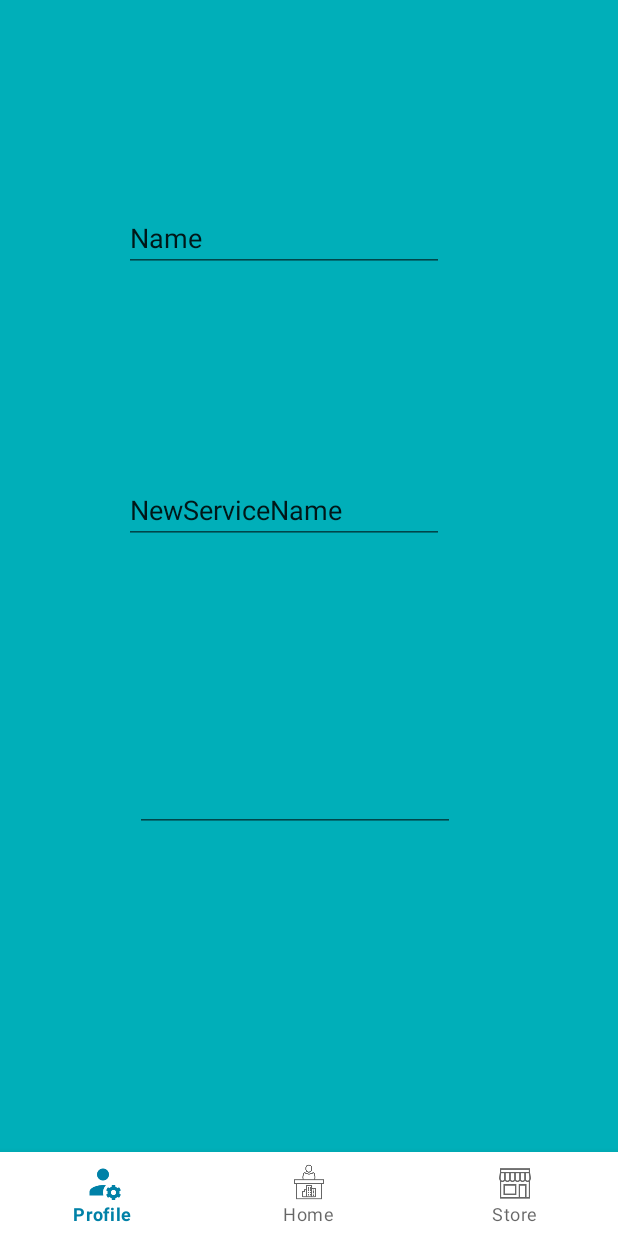
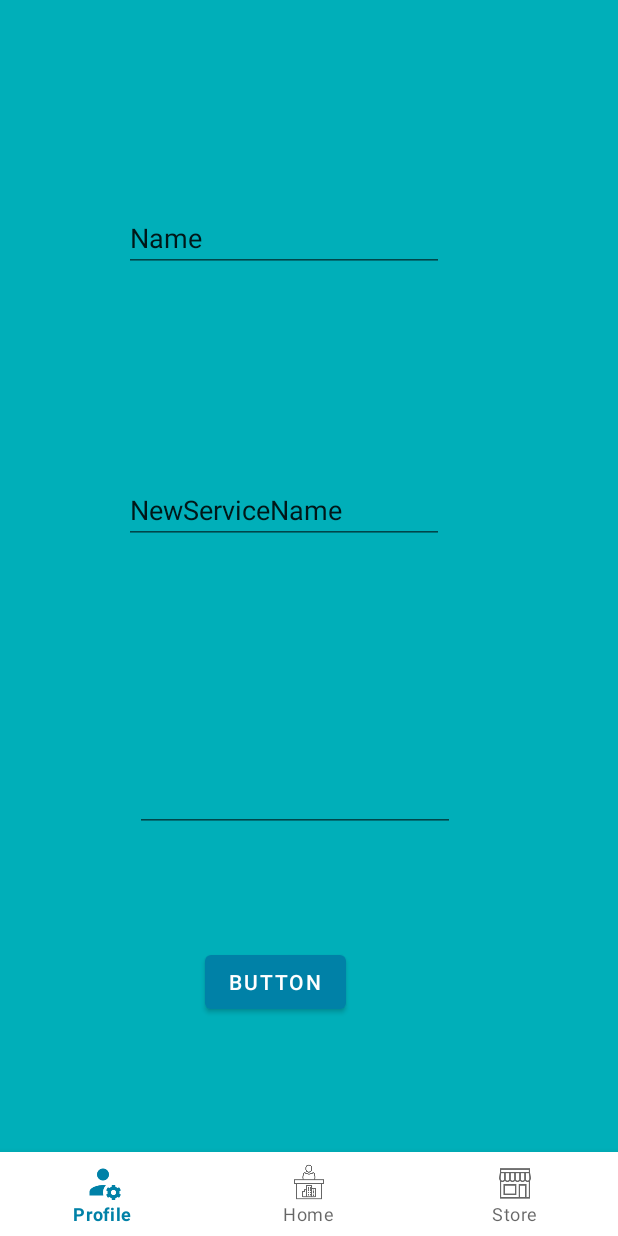
Before and after one commit to ErickMartinez77/CodeRangersAndroid, an Android app: the FormFragment screen opened through its navigation route, on a phone screen of 412 x 824 dp. Run offline under Robolectric (Android 15) with nearby library versions, the phone set to English and light mode, and no system bars; our stand-ins replace Room's generated code, navigation-ui; pictures from the network do not load; 1 statement that could not run was skipped.

Commit message:
form with problem

```diff
--- /dev/null
+++ b/app/src/main/java/edu/upb/coderangersandroid/data/feed/model/PostRequest.kt
@@ -0,0 +1,4 @@
+package edu.upb.coderangersandroid.data.feed.model
+
+class PostRequest (publisher: String, shortDescription: String, imageUrl:String, ownerName: String, phone: String){
+}
--- a/app/src/main/java/edu/upb/coderangersandroid/data/feed/network/FeedAPI.kt
+++ b/app/src/main/java/edu/upb/coderangersandroid/data/feed/network/FeedAPI.kt
@@ -1,5 +1,6 @@
 package edu.upb.coderangersandroid.data.feed.network
 
+import edu.upb.coderangersandroid.data.feed.model.PostRequest
 import edu.upb.coderangersandroid.model.Post
 import retrofit2.http.GET
 import retrofit2.http.POST
@@ -11,4 +12,7 @@ interface FeedAPI {
     @POST("/posts/1928398")
     suspend fun addNewPost(): List<Post>
     //TODO  check the numbers.
+
+    @POST("/register_post")
+    suspend fun post(postRequest: PostRequest)
 }
--- a/app/src/main/java/edu/upb/coderangersandroid/data/feed/network/FeedNetworkController.kt
+++ b/app/src/main/java/edu/upb/coderangersandroid/data/feed/network/FeedNetworkController.kt
@@ -4,4 +4,5 @@ import edu.upb.coderangersandroid.model.Post
 
 interface FeedNetworkController {
     suspend fun getAllPosts(): List<Post>
+    suspend fun post(publisher: String, shortDescription: String, imageUrl:String, ownerName: String, phone: String)
 }
--- a/app/src/main/java/edu/upb/coderangersandroid/data/feed/network/FeedNetworkControllerImp.kt
+++ b/app/src/main/java/edu/upb/coderangersandroid/data/feed/network/FeedNetworkControllerImp.kt
@@ -1,5 +1,6 @@
 package edu.upb.coderangersandroid.data.feed.network
 
+import edu.upb.coderangersandroid.data.feed.model.PostRequest
 import edu.upb.coderangersandroid.model.Post
 import retrofit2.Retrofit
 import retrofit2.converter.gson.GsonConverterFactory
@@ -14,5 +15,8 @@ class FeedNetworkControllerImp : FeedNetworkController {
     override suspend fun getAllPosts(): List<Post> {
         return client.getAllPosts()
     }
+
+    override suspend fun post(publisher: String, shortDescription: String, imageUrl:String, ownerName: String, phone: String){
+        return client.post(PostRequest(publisher,shortDescription, imageUrl, ownerName, phone))
+    }
 }
-//merge
--- a/app/src/main/java/edu/upb/coderangersandroid/data/user/UserRepository.kt
+++ b/app/src/main/java/edu/upb/coderangersandroid/data/user/UserRepository.kt
@@ -9,7 +9,7 @@ class UserRepository(val network: UserNetworkController) {
     fun login(username: String, password:String): Flow<Any>{
         return flow{
             network.login(username,password)
-            //emit(true)
+            emit(network.login(username,password))
         }
     }
 }
--- a/app/src/main/java/edu/upb/coderangersandroid/ui/login/LoginActivity.kt
+++ b/app/src/main/java/edu/upb/coderangersandroid/ui/login/LoginActivity.kt
@@ -64,8 +64,8 @@ class LoginActivity: AppCompatActivity()  {
             loginWithEmailViewModel.login(username,password).
             catch { Toast.makeText(this@LoginActivity, "Error: Inicio ", Toast.LENGTH_LONG).show() }.
             onEach { val intent = Intent(this, MainPageActivity::class.java)
-                startActivity(intent) }.
-            launchIn(CoroutineScope(Dispatchers.Main))
+                startActivity(intent)
+            }.launchIn(CoroutineScope(Dispatchers.Main))
         }
     }
 }
--- a/app/src/main/java/edu/upb/coderangersandroid/ui/mainpage/form/FormFragment.kt
+++ b/app/src/main/java/edu/upb/coderangersandroid/ui/mainpage/form/FormFragment.kt
@@ -1,17 +1,22 @@
 package edu.upb.coderangersandroid.ui.mainpage.form
 
+import android.content.Intent
 import android.os.Bundle
 import androidx.fragment.app.Fragment
 import android.view.LayoutInflater
 import android.view.View
 import android.view.ViewGroup
-import androidx.navigation.fragment.findNavController
-import edu.upb.coderangersandroid.R
+import androidx.fragment.app.viewModels
 import edu.upb.coderangersandroid.databinding.FragmentFormBinding
-import edu.upb.coderangersandroid.databinding.FragmentProfileBinding
+import edu.upb.coderangersandroid.ui.mainpage.MainPageActivity
+import kotlinx.coroutines.CoroutineScope
+import kotlinx.coroutines.Dispatchers
+import kotlinx.coroutines.flow.launchIn
+import kotlinx.coroutines.flow.onEach
 
 class FormFragment : Fragment() {
     private lateinit var binding: FragmentFormBinding
+    private val postFromFragmentViewModel : PostFromFragmentViewModel by viewModels()
 
     override fun onCreateView(
         inflater: LayoutInflater,
@@ -21,4 +26,18 @@ class FormFragment : Fragment() {
         binding = FragmentFormBinding.inflate(inflater, container, false)
         return binding.root
     }
+
+    override fun onViewCreated(view: View, savedInstanceState: Bundle?) {
+        binding.buttontoAction.setOnClickListener {
+            val publisher = binding.serviceName.toString()
+            val shortDescription = binding.shortDescription.toString()
+            val imageUrl = ""
+            val ownerName =  ""
+            val phone = binding.PhoneNumber.toString()
+            postFromFragmentViewModel.post(publisher, shortDescription,imageUrl,ownerName,phone).
+            onEach { val intent = Intent(context, MainPageActivity::class.java)
+                startActivity(intent)
+            }.launchIn(CoroutineScope(Dispatchers.Main))
+        }
+    }
 }
--- a/app/src/main/res/layout/fragment_form.xml
+++ b/app/src/main/res/layout/fragment_form.xml
@@ -11,7 +11,7 @@
 
 
     <EditText
-        android:id="@+id/editTextTextPersonName2"
+        android:id="@+id/serviceName"
         android:layout_width="wrap_content"
         android:layout_height="wrap_content"
         android:layout_marginTop="136dp"
@@ -24,7 +24,7 @@
         app:layout_constraintTop_toTopOf="parent" />
 
     <EditText
-        android:id="@+id/editTextTextPersonName3"
+        android:id="@+id/shortDescription"
         android:layout_width="wrap_content"
         android:layout_height="wrap_content"
         android:layout_marginTop="136dp"
@@ -34,10 +34,10 @@
         app:layout_constraintEnd_toEndOf="parent"
         app:layout_constraintHorizontal_bias="0.417"
         app:layout_constraintStart_toStartOf="parent"
-        app:layout_constraintTop_toBottomOf="@+id/editTextTextPersonName2" />
+        app:layout_constraintTop_toBottomOf="@+id/serviceName" />
 
     <EditText
-        android:id="@+id/editTextPhone2"
+        android:id="@+id/PhoneNumber"
         android:layout_width="wrap_content"
         android:layout_height="wrap_content"
         android:ems="10"
@@ -46,6 +46,18 @@
         app:layout_constraintEnd_toEndOf="parent"
         app:layout_constraintHorizontal_bias="0.452"
         app:layout_constraintStart_toStartOf="parent"
-        app:layout_constraintTop_toBottomOf="@+id/editTextTextPersonName3"
+        app:layout_constraintTop_toBottomOf="@+id/shortDescription"
         app:layout_constraintVertical_bias="0.407" />
+
+    <Button
+        android:id="@+id/buttontoAction"
+        android:layout_width="wrap_content"
+        android:layout_height="wrap_content"
+        android:text="Button"
+        app:layout_constraintBottom_toBottomOf="parent"
+        app:layout_constraintEnd_toEndOf="parent"
+        app:layout_constraintHorizontal_bias="0.429"
+        app:layout_constraintStart_toStartOf="parent"
+        app:layout_constraintTop_toBottomOf="@+id/PhoneNumber"
+        app:layout_constraintVertical_bias="0.458" />
 </androidx.constraintlayout.widget.ConstraintLayout>
```
Also changed, not shown: app/src/main/java/edu/upb/coderangersandroid/data/feed/FeedRepository.kt (+7 -0 lines), app/src/main/java/edu/upb/coderangersandroid/ui/mainpage/form/PostFromFragmentViewModel.kt (added, +15 -0 lines).
